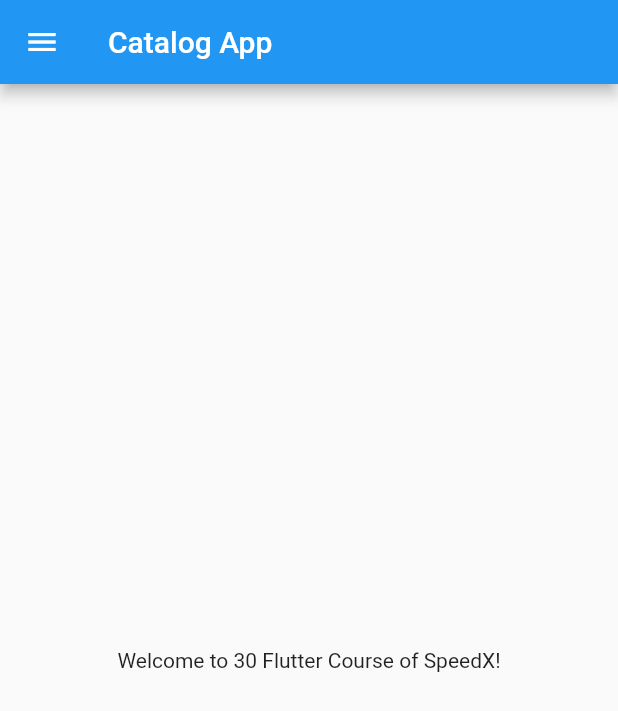
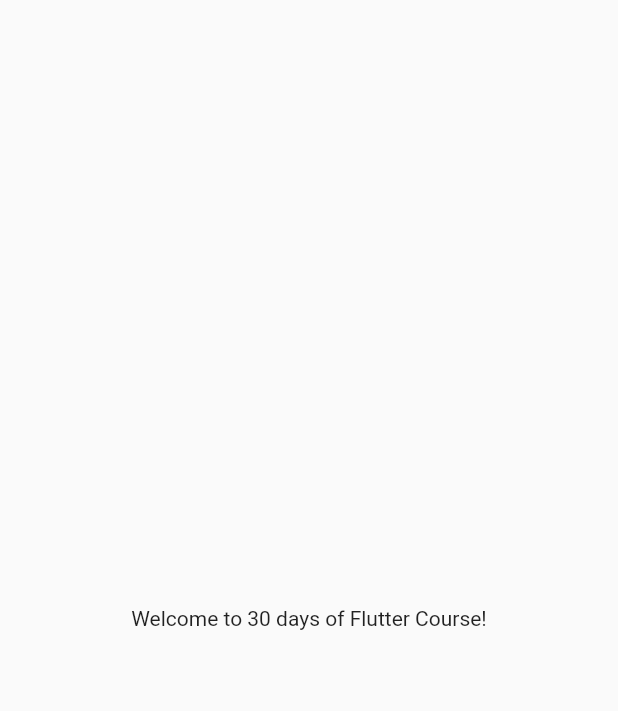
Before and after one commit to imrezaul/30DaysOfFlutter, a Flutter app: the screen it shows after launch, on a phone screen of 412 x 824 dp. Shown: the top 711 px of the screen. Run offline on Flutter 3.47's test engine with Material 2 defaults, Android fonts, the phone set to English and light mode, and no system bars.

Commit message:
First Commit

```diff
--- a/lib/home_page.dart
+++ /dev/null
@@ -1,21 +0,0 @@
-import 'package:flutter/material.dart';
-
-class HomePage extends StatelessWidget {
-  final int days = 30;
-  final String name = "SpeedX";
-
-  @override
-  Widget build(BuildContext context) {
-    return Scaffold(
-      appBar: AppBar(
-        title: Text("Catalog App"),
-      ),
-      body: Center(
-        child: Container(
-          child: Text('Welcome to $days Flutter Course of $name!'),
-        ),
-      ),
-      drawer: Drawer(),
-    );
-  }
-}
--- a/lib/main.dart
+++ b/lib/main.dart
@@ -1,5 +1,4 @@
 import 'package:flutter/material.dart';
-import './home_page.dart';
 
 void main() {
   runApp(MyApp());
@@ -9,7 +8,14 @@ class MyApp extends StatelessWidget {
   @override
   Widget build(BuildContext context) {
     return MaterialApp(
-      home: HomePage(),
+      home: Material(
+        child: Center(
+          child: Container(
+            // ignore: prefer_const_constructors
+            child: Text("Welcome to 30 days of Flutter Course!"),
+          ),
+        ),
+      ),
     );
   }
 }
```
